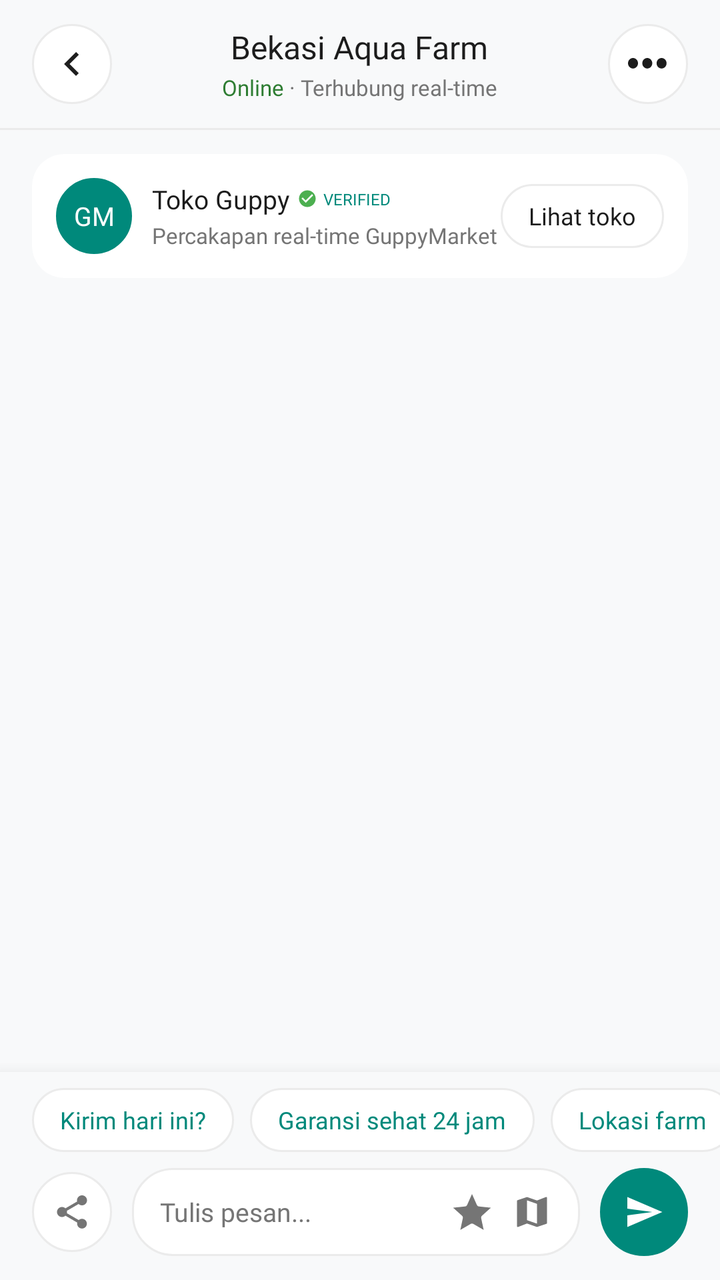
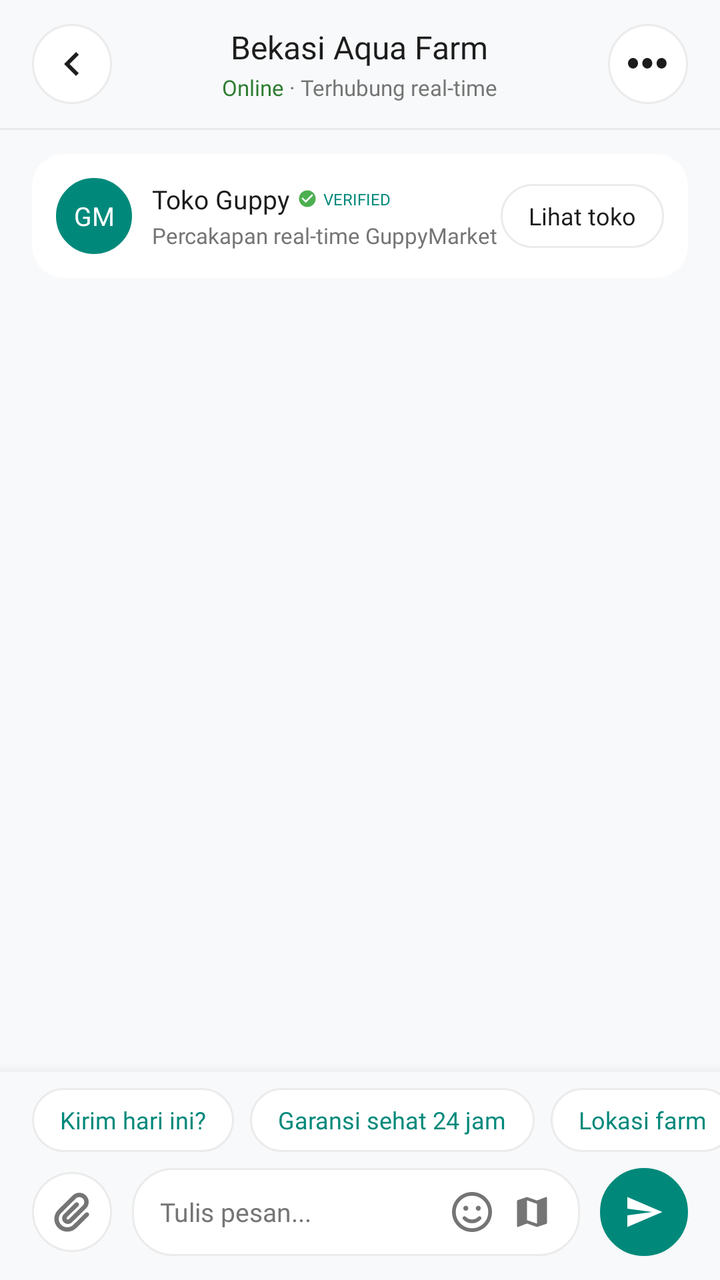

Two renders of the same Android screen: before a commit and after it. Below are the layout's source before the change and the commit's diff.
<!-- AndroidManifest.xml: application theme Theme.GuppyMarketIDN -->
<!-- res/layout/activity_chat.xml -->
<?xml version="1.0" encoding="utf-8"?>
<RelativeLayout
    xmlns:android="http://schemas.android.com/apk/res/android"
    xmlns:app="http://schemas.android.com/apk/res-auto"
    xmlns:tools="http://schemas.android.com/tools"
    android:id="@+id/main"
    android:layout_width="match_parent"
    android:layout_height="match_parent"
    android:background="#F8F9FA"
    tools:context=".menuHome.ChatActivity">

    
    <LinearLayout
        android:id="@+id/topBarChat"
        android:layout_width="match_parent"
        android:layout_height="wrap_content"
        android:layout_alignParentTop="true"
        android:background="#F8F9FA"
        android:paddingHorizontal="16dp"
        android:paddingTop="12dp"
        android:paddingBottom="12dp"
        android:gravity="center_vertical"
        android:orientation="horizontal">

        <ImageView
            android:id="@+id/btnBackChat"
            android:layout_width="40dp"
            android:layout_height="40dp"
            android:background="@drawable/bg_circle_white_stroke"
            android:src="@drawable/ic_chevron_left"
            android:padding="8dp"
            android:clickable="true"
            android:focusable="true"/>

        <LinearLayout
            android:layout_width="0dp"
            android:layout_weight="1"
            android:layout_height="wrap_content"
            android:layout_marginHorizontal="12dp"
            android:gravity="center"
            android:orientation="vertical">

            <TextView
                android:id="@+id/tvChatStoreName"
                android:layout_width="wrap_content"
                android:layout_height="wrap_content"
                android:fontFamily="@font/inter_bold"
                android:text="Bekasi Aqua Farm"
                android:textColor="@color/guppy_text_black"
                android:textSize="16sp" />

            <LinearLayout
                android:layout_width="wrap_content"
                android:layout_height="wrap_content"
                android:layout_marginTop="2dp"
                android:gravity="center"
                android:orientation="horizontal">

                <TextView
                    android:id="@+id/tvChatOnlineStatus"
                    android:layout_width="wrap_content"
                    android:layout_height="wrap_content"
                    android:fontFamily="@font/inter_semi_bold"
                    android:text="Online"
                    android:textColor="#2E7D32"
                    android:textSize="11sp" />

                <TextView
                    android:id="@+id/tvChatResponseSub"
                    android:layout_width="wrap_content"
                    android:layout_height="wrap_content"
                    android:fontFamily="@font/inter_regular"
                    android:text=" · Terhubung real-time"
                    android:textColor="@color/guppy_text_gray"
                    android:textSize="11sp" />
            </LinearLayout>
        </LinearLayout>

        <ImageView
            android:id="@+id/btnMoreOptions"
            android:layout_width="40dp"
            android:layout_height="40dp"
            android:background="@drawable/bg_circle_white_stroke"
            android:src="@drawable/ic_three_dots_setting"
            android:padding="10dp"
            app:tint="@color/guppy_text_black"
            android:clickable="true"
            android:focusable="true"/>
    </LinearLayout>

    <View
        android:id="@+id/dividerChatHeader"
        android:layout_width="match_parent"
        android:layout_height="1dp"
        android:layout_below="@id/topBarChat"
        android:background="@color/guppy_stroke"/>

    
    <androidx.core.widget.NestedScrollView
        android:id="@+id/scrollChatMessages"
        android:layout_width="match_parent"
        android:layout_height="match_parent"
        android:layout_below="@id/dividerChatHeader"
        android:layout_above="@id/bottomInputBarChat"
        android:fillViewport="true">

        <LinearLayout
            android:layout_width="match_parent"
            android:layout_height="wrap_content"
            android:orientation="vertical"
            android:paddingHorizontal="16dp"
            android:paddingTop="12dp"
            android:paddingBottom="24dp">

            
            <androidx.cardview.widget.CardView
                android:id="@+id/cardChatStoreOverlay"
                android:layout_width="match_parent"
                android:layout_height="wrap_content"
                android:layout_marginBottom="10dp"
                app:cardCornerRadius="16dp"
                app:cardElevation="0dp"
                app:cardBackgroundColor="@color/white"
                app:strokeColor="@color/guppy_stroke"
                app:strokeWidth="1dp">

                <LinearLayout
                    android:layout_width="match_parent"
                    android:layout_height="wrap_content"
                    android:padding="12dp"
                    android:gravity="center_vertical"
                    android:orientation="horizontal">

                    <FrameLayout
                        android:layout_width="38dp"
                        android:layout_height="38dp">

                        <TextView
                            android:id="@+id/tvChatStoreAvatar"
                            android:layout_width="38dp"
                            android:layout_height="38dp"
                            android:background="@drawable/bg_circle_image"
                            android:backgroundTint="@color/guppy_primary"
                            android:text="GM"
                            android:textColor="@color/white"
                            android:gravity="center"
                            android:fontFamily="@font/inter_semi_bold"
                            android:textSize="13sp"/>

                        <androidx.cardview.widget.CardView
                            android:id="@+id/cardChatStoreAvatarImage"
                            android:layout_width="38dp"
                            android:layout_height="38dp"
                            app:cardCornerRadius="19dp"
                            app:cardElevation="0dp"
                            android:visibility="gone">

                            <ImageView
                                android:id="@+id/ivChatStoreAvatarImage"
                                android:layout_width="match_parent"
                                android:layout_height="match_parent"
                                android:scaleType="centerCrop"
                                android:src="@drawable/ic_default_user_avatar" />
                        </androidx.cardview.widget.CardView>
                    </FrameLayout>

                    <LinearLayout
                        android:layout_width="0dp"
                        android:layout_weight="1"
                        android:layout_height="wrap_content"
                        android:layout_marginStart="10dp"
                        android:orientation="vertical">

                        <LinearLayout
                            android:layout_width="wrap_content"
                            android:layout_height="wrap_content"
                            android:orientation="horizontal"
                            android:gravity="center_vertical">
                            <TextView
                                android:id="@+id/tvChatStoreCardName"
                                android:layout_width="wrap_content"
                                android:layout_height="wrap_content"
                                android:text="Toko Guppy"
                                android:fontFamily="@font/inter_bold"
                                android:textColor="@color/guppy_text_black"
                                android:textSize="13sp"
                                android:layout_marginEnd="4dp"/>
                            <ImageView
                                android:id="@+id/ivChatVerifiedBadge"
                                android:layout_width="10dp"
                                android:layout_height="10dp"
                                android:src="@drawable/ic_verified_badge"/>
                            <TextView
                                android:id="@+id/tvChatVerifiedTag"
                                android:layout_width="wrap_content"
                                android:layout_height="wrap_content"
                                android:layout_marginStart="3dp"
                                android:text="VERIFIED"
                                android:textColor="@color/guppy_primary"
                                android:fontFamily="@font/inter_bold"
                                android:textSize="8sp"/>
                        </LinearLayout>

                        <TextView
                            android:id="@+id/tvChatStoreSubLabel"
                            android:layout_width="wrap_content"
                            android:layout_height="wrap_content"
                            android:layout_marginTop="2dp"
                            android:text="Percakapan real-time GuppyMarket"
                            android:fontFamily="@font/inter_regular"
                            android:textSize="11sp"
                            android:textColor="@color/guppy_text_gray"/>
                    </LinearLayout>

                    <TextView
                        android:id="@+id/btnViewStore"
                        android:layout_width="wrap_content"
                        android:layout_height="32dp"
                        android:background="@drawable/bg_chip_outline"
                        android:text="Lihat toko"
                        android:textColor="@color/guppy_text_black"
                        android:fontFamily="@font/inter_bold"
                        android:textSize="12sp"
                        android:gravity="center"
                        android:paddingHorizontal="14dp"
                        android:clickable="true"
                        android:focusable="true"/>
                </LinearLayout>
            </androidx.cardview.widget.CardView>

            
            <androidx.cardview.widget.CardView
                android:id="@+id/cardAttachedProduct"
                android:layout_width="match_parent"
                android:layout_height="wrap_content"
                android:layout_marginBottom="16dp"
                android:visibility="gone"
                app:cardCornerRadius="16dp"
                app:cardElevation="0dp"
                app:cardBackgroundColor="@color/white"
                app:strokeColor="@color/guppy_stroke"
                app:strokeWidth="1dp">

                <LinearLayout
                    android:layout_width="match_parent"
                    android:layout_height="wrap_content"
                    android:padding="12dp"
                    android:gravity="center_vertical"
                    android:orientation="horizontal">

                    <com.google.android.material.imageview.ShapeableImageView
                        android:layout_width="56dp"
                        android:layout_height="56dp"
                        android:src="@drawable/bg_image_grid"
                        android:scaleType="centerCrop"
                        app:cornerSize="10dp"/>

                    <LinearLayout
                        android:layout_width="0dp"
                        android:layout_weight="1"
                        android:layout_height="wrap_content"
                        android:layout_marginStart="12dp"
                        android:orientation="vertical">

                        <TextView
                            android:id="@+id/tvAttachedProductTitle"
                            android:layout_width="wrap_content"
                            android:layout_height="wrap_content"
                            android:text=""
                            android:textColor="@color/guppy_text_black"
                            android:fontFamily="@font/inter_bold"
                            android:textSize="14sp"/>

                        <TextView
                            android:id="@+id/tvAttachedProductPrice"
                            android:layout_width="wrap_content"
                            android:layout_height="wrap_content"
                            android:layout_marginTop="4dp"
                            android:text=""
                            android:textColor="@color/guppy_primary"
                            android:fontFamily="@font/inter_bold"
                            android:textSize="13sp"/>
                    </LinearLayout>
                </LinearLayout>
            </androidx.cardview.widget.CardView>

            
            <TextView
                android:id="@+id/tvChatEmptyState"
                android:layout_width="match_parent"
                android:layout_height="wrap_content"
                android:layout_marginTop="48dp"
                android:layout_marginBottom="24dp"
                android:gravity="center"
                android:text="Belum ada pesan.\nMulai percakapan di bawah."
                android:textColor="@color/guppy_text_gray"
                android:fontFamily="@font/inter_regular"
                android:textSize="13sp"
                android:visibility="gone"/>

            
            <LinearLayout
                android:id="@+id/layoutDynamicChatMessages"
                android:layout_width="match_parent"
                android:layout_height="wrap_content"
                android:orientation="vertical"/>
        </LinearLayout>
    </androidx.core.widget.NestedScrollView>

    
    <LinearLayout
        android:id="@+id/bottomInputBarChat"
        android:layout_width="match_parent"
        android:layout_height="wrap_content"
        android:layout_alignParentBottom="true"
        android:background="#F8F9FA"
        android:elevation="12dp"
        android:orientation="vertical"
        android:paddingTop="8dp"
        android:paddingBottom="12dp">

        
        <HorizontalScrollView
            android:layout_width="match_parent"
            android:layout_height="wrap_content"
            android:scrollbars="none"
            android:clipToPadding="false"
            android:paddingHorizontal="16dp"
            android:layout_marginBottom="8dp">

            <LinearLayout
                android:layout_width="wrap_content"
                android:layout_height="wrap_content"
                android:orientation="horizontal">

                <TextView
                    android:id="@+id/chipQuickReply1"
                    android:layout_width="wrap_content"
                    android:layout_height="32dp"
                    android:background="@drawable/bg_chip_outline"
                    android:text="Kirim hari ini?"
                    android:textColor="@color/guppy_primary"
                    android:fontFamily="@font/inter_semi_bold"
                    android:textSize="12sp"
                    android:gravity="center"
                    android:paddingHorizontal="14dp"
                    android:layout_marginEnd="8dp"
                    android:clickable="true"
                    android:focusable="true"/>

                <TextView
                    android:id="@+id/chipQuickReply2"
                    android:layout_width="wrap_content"
                    android:layout_height="32dp"
                    android:background="@drawable/bg_chip_outline"
                    android:text="Garansi sehat 24 jam"
                    android:textColor="@color/guppy_primary"
                    android:fontFamily="@font/inter_semi_bold"
                    android:textSize="12sp"
                    android:gravity="center"
                    android:paddingHorizontal="14dp"
                    android:layout_marginEnd="8dp"
                    android:clickable="true"
                    android:focusable="true"/>

                <TextView
                    android:id="@+id/chipQuickReply3"
                    android:layout_width="wrap_content"
                    android:layout_height="32dp"
                    android:background="@drawable/bg_chip_outline"
                    android:text="Lokasi farm"
                    android:textColor="@color/guppy_primary"
                    android:fontFamily="@font/inter_semi_bold"
                    android:textSize="12sp"
                    android:gravity="center"
                    android:paddingHorizontal="14dp"
                    android:clickable="true"
                    android:focusable="true"/>
            </LinearLayout>
        </HorizontalScrollView>

        
        <LinearLayout
            android:layout_width="match_parent"
            android:layout_height="wrap_content"
            android:paddingHorizontal="16dp"
            android:gravity="center_vertical"
            android:orientation="horizontal">

            
            <ImageView
                android:id="@+id/btnAttachFile"
                android:layout_width="40dp"
                android:layout_height="40dp"
                android:background="@drawable/bg_circle_white_stroke"
                android:src="@drawable/ic_share"
                android:padding="10dp"
                app:tint="@color/guppy_text_gray"
                android:layout_marginEnd="10dp"
                android:clickable="true"
                android:focusable="true"/>

            
            <LinearLayout
                android:layout_width="0dp"
                android:layout_weight="1"
                android:layout_height="44dp"
                android:background="@drawable/bg_chip_outline"
                android:gravity="center_vertical"
                android:orientation="horizontal"
                android:paddingHorizontal="14dp">

                <EditText
                    android:id="@+id/etChatMessage"
                    android:layout_width="0dp"
                    android:layout_weight="1"
                    android:layout_height="match_parent"
                    android:background="@null"
                    android:hint="Tulis pesan..."
                    android:textColorHint="@color/guppy_text_gray"
                    android:textColor="@color/guppy_text_black"
                    android:fontFamily="@font/inter_regular"
                    android:textSize="13sp"
                    android:inputType="textShortMessage"
                    android:imeOptions="actionSend"/>

                <ImageView
                    android:id="@+id/btnEmoji"
                    android:layout_width="20dp"
                    android:layout_height="20dp"
                    android:src="@drawable/star"
                    app:tint="@color/guppy_text_gray"
                    android:layout_marginEnd="10dp"
                    android:clickable="true"
                    android:focusable="true"/>

                <ImageView
                    android:id="@+id/btnGallery"
                    android:layout_width="20dp"
                    android:layout_height="20dp"
                    android:src="@drawable/ic_map_folded"
                    app:tint="@color/guppy_text_gray"
                    android:clickable="true"
                    android:focusable="true"/>
            </LinearLayout>

            
            <ImageView
                android:id="@+id/btnSendMessage"
                android:layout_width="44dp"
                android:layout_height="44dp"
                android:layout_marginStart="10dp"
                android:background="@drawable/bg_circle_image"
                android:backgroundTint="@color/guppy_primary"
                android:src="@drawable/ic_send_plane"
                app:tint="@color/white"
                android:padding="12dp"
                android:clickable="true"
                android:focusable="true"/>
        </LinearLayout>
    </LinearLayout>

</RelativeLayout>
<!-- resources referenced by this layout -->
<resources>
  <color name="guppy_primary">#00897B</color>
  <color name="guppy_stroke">#EBEBEB</color>
  <color name="guppy_text_black">#1C1C1C</color>
  <color name="guppy_text_gray">#757575</color>
  <color name="white">#FFFFFFFF</color>
  <!-- drawable bg_chip_outline (drawable) -->
  <?xml version="1.0" encoding="utf-8"?>
  <shape xmlns:android="http://schemas.android.com/apk/res/android">
      <solid android:color="@color/white" />
      <stroke android:width="1dp" android:color="@color/guppy_stroke" />
      <corners android:radius="20dp" />
  </shape>
  <!-- drawable bg_circle_image (drawable) -->
  <?xml version="1.0" encoding="utf-8"?>
  <shape xmlns:android="http://schemas.android.com/apk/res/android" android:shape="oval">
      <solid android:color="@color/guppy_stroke" />
      <stroke android:width="2dp" android:color="@color/guppy_primary" />
  </shape>
  <!-- drawable bg_circle_white_stroke (drawable) -->
  <?xml version="1.0" encoding="utf-8"?>
  <shape xmlns:android="http://schemas.android.com/apk/res/android" android:shape="oval">
      <solid android:color="@color/white" />
      <stroke android:width="1dp" android:color="@color/guppy_stroke" />
  </shape>
  <!-- drawable ic_chevron_left (drawable) -->
  <vector xmlns:android="http://schemas.android.com/apk/res/android"
      android:width="24dp"
      android:height="24dp"
      android:viewportWidth="24"
      android:viewportHeight="24">
    <path
        android:fillColor="#1E1E1E"
        android:pathData="M15.41,16.59L10.83,12l4.58,-4.59L14,6l-6,6 6,6 1.41,-1.41z"/>
  </vector>
  <!-- drawable ic_send_plane (drawable) -->
  <vector xmlns:android="http://schemas.android.com/apk/res/android"
      android:width="24dp"
      android:height="24dp"
      android:viewportWidth="24"
      android:viewportHeight="24">
    <path
        android:fillColor="#FFFFFF"
        android:pathData="M2.01,21L23,12 2.01,3 2,10l15,2 -15,2z"/>
  </vector>
  <!-- drawable ic_share (drawable) -->
  <vector xmlns:android="http://schemas.android.com/apk/res/android"
      android:width="24dp"
      android:height="24dp"
      android:viewportWidth="24"
      android:viewportHeight="24">
    <path
        android:fillColor="#1E1E1E"
        android:pathData="M18,16.08c-0.76,0 -1.44,0.3 -1.96,0.77L8.91,12.7c0.05,-0.23 0.09,-0.46 0.09,-0.7s-0.04,-0.47 -0.09,-0.7l7.05,-4.11c0.54,0.5 1.25,0.81 2.04,0.81 1.66,0 3,-1.34 3,-3s-1.34,-3 -3,-3 -3,1.34 -3,3c0,0.24 0.04,0.47 0.09,0.7L8.04,9.81C7.5,9.31 6.79,9 6,9c-1.66,0 -3,1.34 -3,3s1.34,3 3,3c0.79,0 1.5,-0.31 2.04,-0.81l7.12,4.16c-0.05,0.21 -0.08,0.43 -0.08,0.65 0,1.61 1.31,2.92 2.92,2.92 1.61,0 2.92,-1.31 2.92,-2.92s-1.31,-2.92 -2.92,-2.92z"/>
  </vector>
  <!-- drawable star (drawable) -->
  <vector xmlns:android="http://schemas.android.com/apk/res/android"
      android:width="500dp"
      android:height="500dp"
      android:viewportWidth="500"
      android:viewportHeight="500">
    <path
        android:pathData="M250,25L310.76,161.6C313.09,166.85 316.77,171.39 321.41,174.76C326.06,178.14 331.51,180.23 337.22,180.83L485.91,196.4L374.77,296.4C370.5,300.24 367.32,305.13 365.55,310.6C363.77,316.06 363.47,321.89 364.66,327.5L395.8,473.73L266.36,398.93C261.38,396.06 255.74,394.54 250,394.54C244.26,394.54 238.62,396.06 233.65,398.93L104.2,473.73L135.34,327.5C136.53,321.89 136.23,316.06 134.45,310.6C132.68,305.13 129.5,300.24 125.23,296.4L14.09,196.4L162.78,180.83C168.49,180.23 173.94,178.14 178.59,174.76C183.23,171.39 186.91,166.85 189.24,161.6L250,25Z"
        android:strokeLineJoin="round"
        android:fillColor="#f4c01e"
        android:fillType="evenOdd"/>
  </vector>
  <style name="Theme.GuppyMarketIDN" parent="Base.Theme.GuppyMarketIDN" />
  <color name="guppy_background">#F8F9FA</color>
  <!-- unchanged entries left out for length: 6 -->
</resources>

<!-- the commit's change to res/layout/activity_chat.xml (unified diff, before → after) -->
@@ -393,7 +393,7 @@
                 android:layout_width="40dp"
                 android:layout_height="40dp"
                 android:background="@drawable/bg_circle_white_stroke"
-                android:src="@drawable/ic_share"
+                android:src="@drawable/ic_attachment_clip"
                 android:padding="10dp"
                 app:tint="@color/guppy_text_gray"
                 android:layout_marginEnd="10dp"
@@ -428,7 +428,7 @@
                     android:id="@+id/btnEmoji"
                     android:layout_width="20dp"
                     android:layout_height="20dp"
-                    android:src="@drawable/star"
+                    android:src="@drawable/ic_emoji_face"
                     app:tint="@color/guppy_text_gray"
                     android:layout_marginEnd="10dp"
                     android:clickable="true"
<!-- resource entries referenced after the edit -->
@@ -24,6 +24,17 @@
       <solid android:color="@color/white" />
       <stroke android:width="1dp" android:color="@color/guppy_stroke" />
   </shape>
+  <!-- drawable ic_attachment_clip (drawable) -->
+  <?xml version="1.0" encoding="utf-8"?>
+  <vector xmlns:android="http://schemas.android.com/apk/res/android"
+      android:width="20dp"
+      android:height="22dp"
+      android:viewportWidth="16"
+      android:viewportHeight="18">
+      <path
+          android:fillColor="#6B7570"
+          android:pathData="M12.8037,2.946C11.9459,2.08818 10.5537,2.08818 9.6959,2.946L3.22715,9.41475C1.74707,10.8948 1.74707,13.2925 3.22715,14.7726C4.70723,16.2526 7.10488,16.2526 8.58496,14.7726L13.9287,9.42881C14.3119,9.04561 14.9377,9.04561 15.3209,9.42881C15.7041,9.81201 15.7041,10.4378 15.3209,10.821L9.97715,16.1647C7.72715,18.4147 4.08496,18.4147 1.83496,16.1647C-0.415039,13.9147 -0.415039,10.2726 1.83496,8.02256L8.30371,1.55381C9.93145,-0.0739258 12.5682,-0.0739258 14.1959,1.55381C15.8236,3.18154 15.8236,5.81826 14.1959,7.446L8.0084,13.6335C7.00293,14.639 5.37168,14.639 4.36621,13.6335C3.36074,12.628 3.36074,10.9968 4.36621,9.99131L9.42871,4.92881C9.81191,4.54561 10.4377,4.54561 10.8209,4.92881C11.2041,5.31201 11.2041,5.93779 10.8209,6.321L5.7584,11.3835C5.52285,11.619 5.52285,12.0058 5.7584,12.2413C5.99395,12.4769 6.38066,12.4769 6.61621,12.2413L12.8037,6.05381C13.6615,5.196 13.6615,3.80381 12.8037,2.946Z"/>
+  </vector>
   <!-- drawable ic_chevron_left (drawable) -->
   <vector xmlns:android="http://schemas.android.com/apk/res/android"
       android:width="24dp"
@@ -34,6 +45,7 @@
         android:fillColor="#1E1E1E"
         android:pathData="M15.41,16.59L10.83,12l4.58,-4.59L14,6l-6,6 6,6 1.41,-1.41z"/>
   </vector>
+  <!-- drawable ic_emoji_face: vector/xml drawable (drawable, 2125 chars, omitted) -->
   <!-- drawable ic_send_plane (drawable) -->
   <vector xmlns:android="http://schemas.android.com/apk/res/android"
       android:width="24dp"
@@ -44,28 +56,6 @@
         android:fillColor="#FFFFFF"
         android:pathData="M2.01,21L23,12 2.01,3 2,10l15,2 -15,2z"/>
   </vector>
-  <!-- drawable ic_share (drawable) -->
-  <vector xmlns:android="http://schemas.android.com/apk/res/android"
-      android:width="24dp"
-      android:height="24dp"
-      android:viewportWidth="24"
-      android:viewportHeight="24">
-    <path
-        android:fillColor="#1E1E1E"
-        android:pathData="M18,16.08c-0.76,0 -1.44,0.3 -1.96,0.77L8.91,12.7c0.05,-0.23 0.09,-0.46 0.09,-0.7s-0.04,-0.47 -0.09,-0.7l7.05,-4.11c0.54,0.5 1.25,0.81 2.04,0.81 1.66,0 3,-1.34 3,-3s-1.34,-3 -3,-3 -3,1.34 -3,3c0,0.24 0.04,0.47 0.09,0.7L8.04,9.81C7.5,9.31 6.79,9 6,9c-1.66,0 -3,1.34 -3,3s1.34,3 3,3c0.79,0 1.5,-0.31 2.04,-0.81l7.12,4.16c-0.05,0.21 -0.08,0.43 -0.08,0.65 0,1.61 1.31,2.92 2.92,2.92 1.61,0 2.92,-1.31 2.92,-2.92s-1.31,-2.92 -2.92,-2.92z"/>
-  </vector>
-  <!-- drawable star (drawable) -->
-  <vector xmlns:android="http://schemas.android.com/apk/res/android"
-      android:width="500dp"
-      android:height="500dp"
-      android:viewportWidth="500"
-      android:viewportHeight="500">
-    <path
-        android:pathData="M250,25L310.76,161.6C313.09,166.85 316.77,171.39 321.41,174.76C326.06,178.14 331.51,180.23 337.22,180.83L485.91,196.4L374.77,296.4C370.5,300.24 367.32,305.13 365.55,310.6C363.77,316.06 363.47,321.89 364.66,327.5L395.8,473.73L266.36,398.93C261.38,396.06 255.74,394.54 250,394.54C244.26,394.54 238.62,396.06 233.65,398.93L104.2,473.73L135.34,327.5C136.53,321.89 136.23,316.06 134.45,310.6C132.68,305.13 129.5,300.24 125.23,296.4L14.09,196.4L162.78,180.83C168.49,180.23 173.94,178.14 178.59,174.76C183.23,171.39 186.91,166.85 189.24,161.6L250,25Z"
-        android:strokeLineJoin="round"
-        android:fillColor="#f4c01e"
-        android:fillType="evenOdd"/>
-  </vector>
   <style name="Theme.GuppyMarketIDN" parent="Base.Theme.GuppyMarketIDN" />
   <color name="guppy_background">#F8F9FA</color>
   <!-- unchanged entries left out for length: 6 -->
